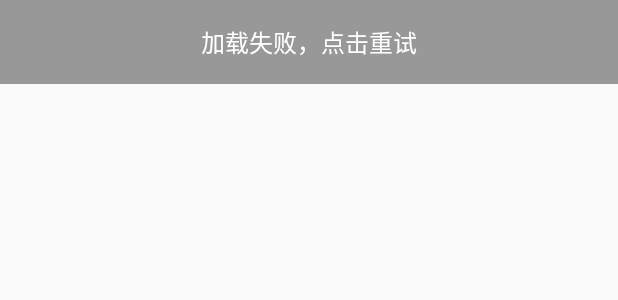
After one commit to donghan0912/BaseRecyclerViewAdapter, an Android app: the layout layout_loadmore_error.xml on its own in the app's theme, with its tools: preview values and no code run, on a phone screen of 412 x 824 dp. The commit adds this screen. Shown: the top 300 px of the screen. Run offline under Robolectric (Android 15) with nearby library versions, the phone set to English and light mode, and no system bars.

Commit message:
完善加载更多

```diff
--- a/library/src/main/java/com/hpu/baserecyclerviewadapter/adapter/BaseMultiTypeAdapter.java
+++ b/library/src/main/java/com/hpu/baserecyclerviewadapter/adapter/BaseMultiTypeAdapter.java
@@ -51,7 +51,8 @@ public class BaseMultiTypeAdapter<T> extends RecyclerView.Adapter<BaseViewHolder
     public void addData(List<BaseItem<T>> data) {
         int index = mData.size() + mHeaders.size();
         mData.addAll(data);
-        notifyItemRangeInserted(index, data.size());
+        notifyItemRangeChanged(index, data.size());
+//        notifyItemRangeInserted(index, data.size());
     }
 
     @Override
@@ -141,6 +142,8 @@ public class BaseMultiTypeAdapter<T> extends RecyclerView.Adapter<BaseViewHolder
     }
 
     public void setDisplayLayout(SimpleItem simpleItem) {
+        // TODO 重构display 和 data 顺序
+
         if (simpleItem == null) {
             throw new NullPointerException("the parameter simpleItem can't be null");
         }
@@ -171,6 +174,7 @@ public class BaseMultiTypeAdapter<T> extends RecyclerView.Adapter<BaseViewHolder
             throw new NullPointerException("the parameter simpleItem can't be null");
         }
         mLoadMore.clear();
+        notifyItemRemoved(mHeaders.size() + mData.size());
         mLoadMore.add(simpleItem);
         notifyItemInserted(mHeaders.size() + mData.size());
     }
--- a/sample/src/main/res/layout/layout_complete.xml
+++ b/sample/src/main/res/layout/layout_complete.xml
@@ -1,7 +1,7 @@
 <?xml version="1.0" encoding="utf-8"?>
 <LinearLayout xmlns:android="http://schemas.android.com/apk/res/android"
               android:orientation="horizontal"
-              android:background="@color/primary"
+              android:background="@color/primaryLight"
                 android:layout_width="match_parent"
                 android:layout_height="wrap_content">
 
--- /dev/null
+++ b/sample/src/main/res/layout/layout_loadmore_error.xml
@@ -0,0 +1,17 @@
+<?xml version="1.0" encoding="utf-8"?>
+<RelativeLayout xmlns:android="http://schemas.android.com/apk/res/android"
+              android:background="@color/primaryLight"
+                android:layout_width="match_parent"
+                android:layout_height="wrap_content">
+
+    <TextView
+        android:textColor="@color/white"
+        android:padding="16dp"
+        android:id="@+id/loadmore_error"
+        android:layout_width="wrap_content"
+        android:layout_height="wrap_content"
+        android:layout_centerInParent="true"
+        android:text="加载失败，点击重试"
+        android:textSize="16sp"/>
+
+</RelativeLayout>
--- a/sample/src/main/res/values/colors.xml
+++ b/sample/src/main/res/values/colors.xml
@@ -4,6 +4,7 @@
     <color name="colorPrimaryDark">#303F9F</color>
     <color name="colorAccent">#FF4081</color>
     <color name="primary">#686868</color>
+    <color name="primaryLight">#989898</color>
     <color name="primaryDark">#3e3e3e</color>
     <color name="white">#FFFFFF</color>
 </resources>
```
Also changed, not shown: sample/src/main/java/com/hpu/baserecyclerviewadapter/sample/SingleFragment.java (+25 -9 lines).
